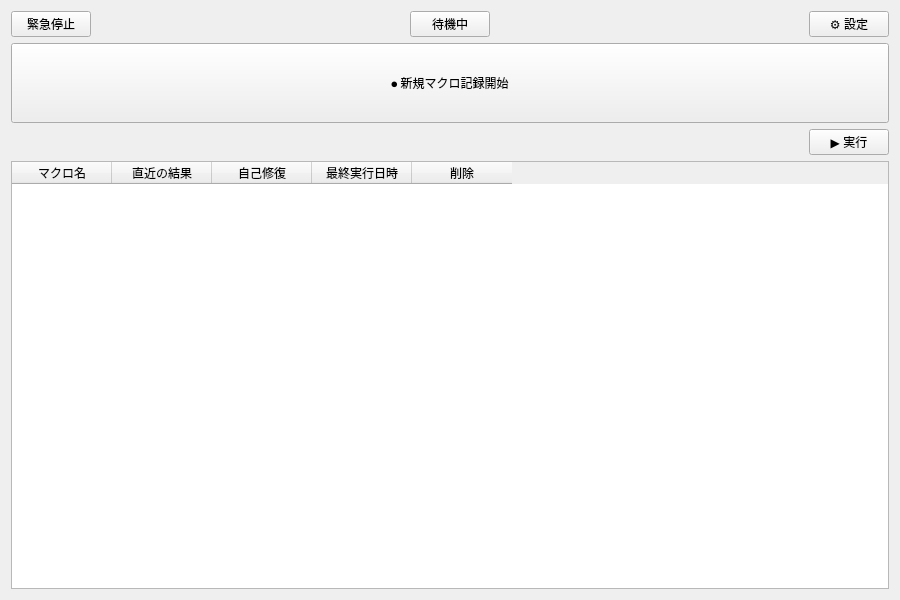
Above: src/ui/resources/ui/main_window.ui from shingo29831/ai-macro-system before the change. Below: the same form after it.
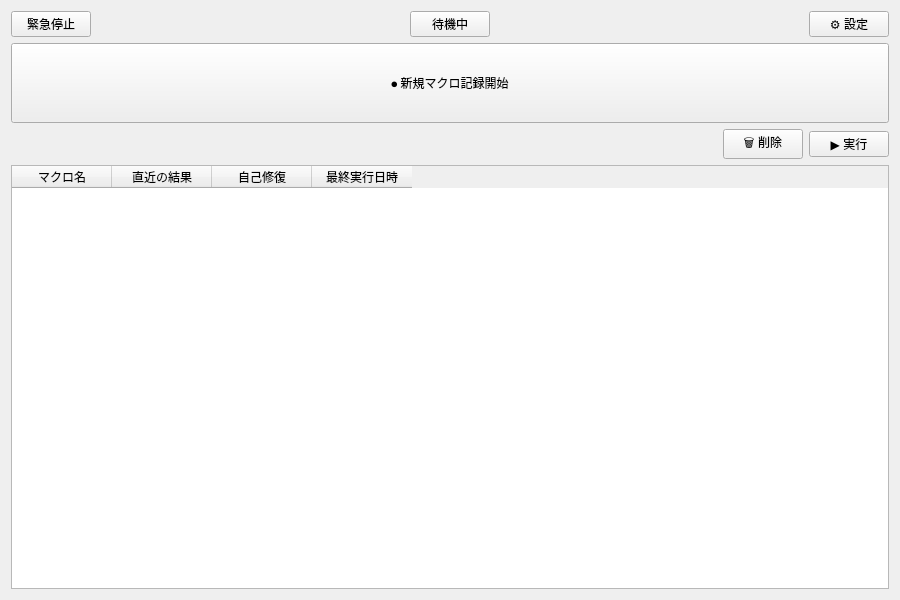
That is the form after the change.

Commit message: feat(ui): relocate delete button outside table with confirmation and swap record dialog layout

What changed in the file:
```diff
--- a/src/ui/resources/ui/main_window.ui
+++ b/src/ui/resources/ui/main_window.ui
@@ -93,6 +93,13 @@
        </property>
       </spacer>
      </item>
+     <item>
+      <widget class="QPushButton" name="btnDeleteSelected">
+       <property name="text">
+        <string>🗑 削除</string>
+       </property>
+      </widget>
+     </item>
      <item>
       <widget class="QPushButton" name="btnRunSelected">
        <property name="text">
@@ -111,7 +118,7 @@
       </size>
      </property>
      <property name="columnCount">
-      <number>5</number>
+      <number>4</number>
      </property>
      <column>
       <property name="text">
@@ -133,11 +140,6 @@
        <string>最終実行日時</string>
       </property>
      </column>
-     <column>
-      <property name="text">
-       <string>削除</string>
-      </property>
-     </column>
     </widget>
    </item>
   </layout>
```
The commit also changes 4 other files.
